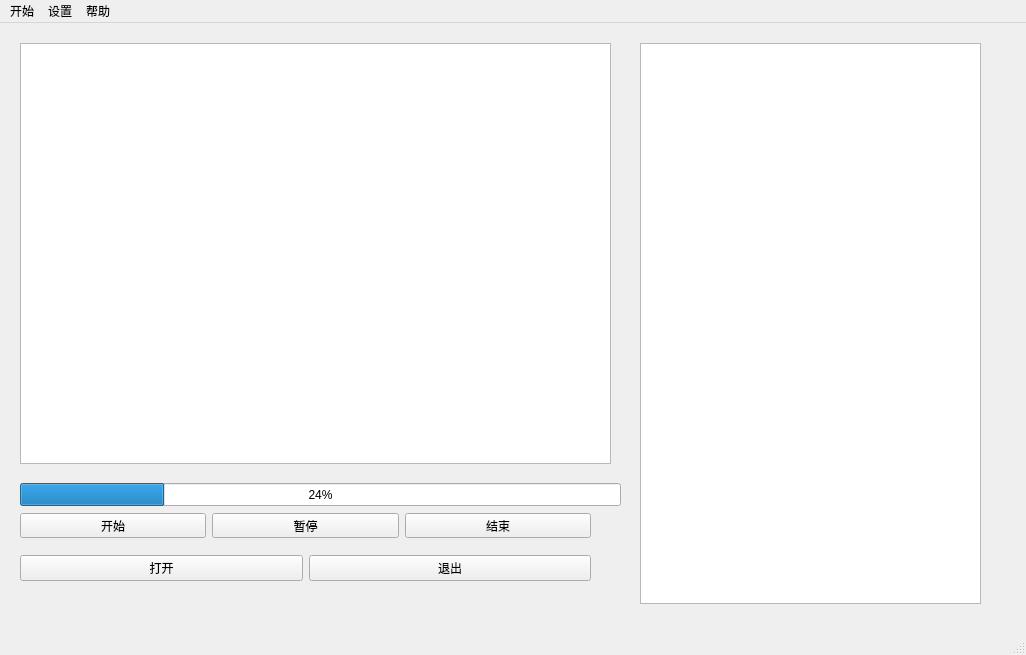
First picture: the form in mywidget/MainWindow.ui, repository zzwang11/bishe, before the edit.
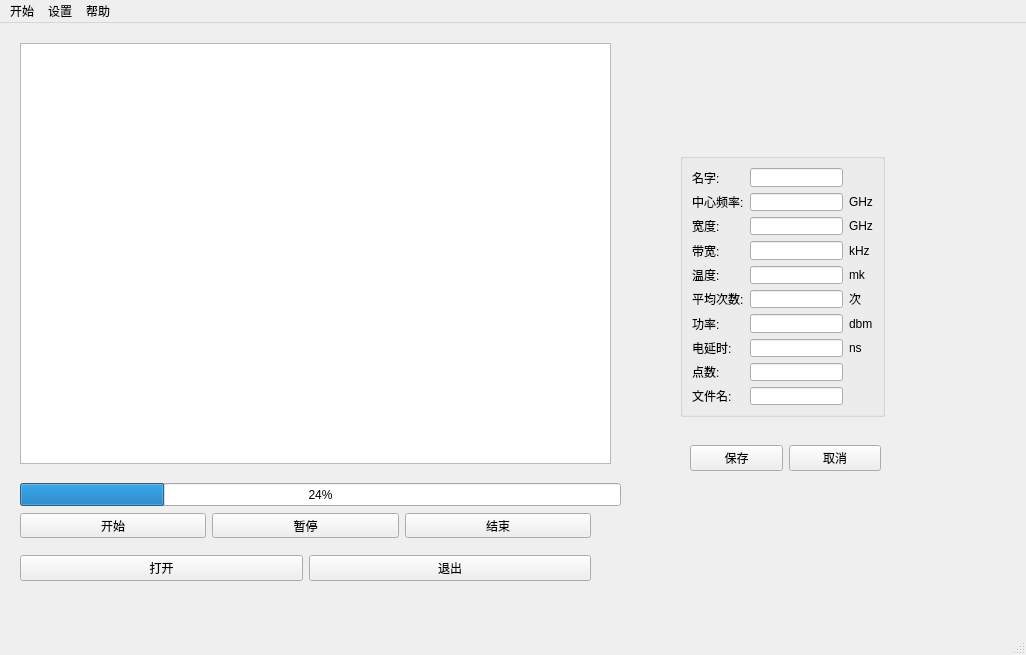
Second picture: the form after the edit.

Diff of the .ui file:
```diff
--- a/mywidget/MainWindow.ui
+++ b/mywidget/MainWindow.ui
@@ -14,16 +14,6 @@
    <string>MainWindow</string>
   </property>
   <widget class="QWidget" name="centralwidget">
-   <widget class="QTextBrowser" name="textBrowser">
-    <property name="geometry">
-     <rect>
-      <x>640</x>
-      <y>20</y>
-      <width>341</width>
-      <height>561</height>
-     </rect>
-    </property>
-   </widget>
    <widget class="QProgressBar" name="progressBar">
     <property name="geometry">
      <rect>
@@ -106,6 +96,193 @@
      </item>
     </layout>
    </widget>
+   <widget class="QGroupBox" name="formGroupBox">
+    <property name="geometry">
+     <rect>
+      <x>680</x>
+      <y>130</y>
+      <width>205</width>
+      <height>264</height>
+     </rect>
+    </property>
+    <layout class="QGridLayout" name="gridLayout">
+     <item row="3" column="1">
+      <widget class="QLineEdit" name="LineEdit_4"/>
+     </item>
+     <item row="2" column="0">
+      <widget class="QLabel" name="Label_3">
+       <property name="text">
+        <string>宽度:</string>
+       </property>
+      </widget>
+     </item>
+     <item row="4" column="0">
+      <widget class="QLabel" name="Label_5">
+       <property name="text">
+        <string>温度:</string>
+       </property>
+      </widget>
+     </item>
+     <item row="0" column="1">
+      <widget class="QLineEdit" name="LineEdit"/>
+     </item>
+     <item row="7" column="0">
+      <widget class="QLabel" name="Label_8">
+       <property name="text">
+        <string>电延时:</string>
+       </property>
+      </widget>
+     </item>
+     <item row="6" column="2">
+      <widget class="QLabel" name="label_6">
+       <property name="text">
+        <string>dbm</string>
+       </property>
+      </widget>
+     </item>
+     <item row="1" column="0">
+      <widget class="QLabel" name="Label_2">
+       <property name="text">
+        <string>中心频率:</string>
+       </property>
+      </widget>
+     </item>
+     <item row="9" column="1">
+      <widget class="QLineEdit" name="LineEdit_10"/>
+     </item>
+     <item row="4" column="1">
+      <widget class="QLineEdit" name="LineEdit_5"/>
+     </item>
+     <item row="7" column="1">
+      <widget class="QLineEdit" name="LineEdit_8"/>
+     </item>
+     <item row="8" column="0">
+      <widget class="QLabel" name="Label_9">
+       <property name="text">
+        <string>点数:</string>
+       </property>
+      </widget>
+     </item>
+     <item row="6" column="1">
+      <widget class="QLineEdit" name="LineEdit_7"/>
+     </item>
+     <item row="9" column="0">
+      <widget class="QLabel" name="Label_10">
+       <property name="text">
+        <string>文件名:</string>
+       </property>
+      </widget>
+     </item>
+     <item row="4" column="2">
+      <widget class="QLabel" name="label_4">
+       <property name="text">
+        <string>mk</string>
+       </property>
+      </widget>
+     </item>
+     <item row="5" column="2">
+      <widget class="QLabel" name="label_5">
+       <property name="text">
+        <string>次</string>
+       </property>
+      </widget>
+     </item>
+     <item row="1" column="2">
+      <widget class="QLabel" name="label_2">
+       <property name="text">
+        <string>GHz</string>
+       </property>
+      </widget>
+     </item>
+     <item row="6" column="0">
+      <widget class="QLabel" name="Label_7">
+       <property name="text">
+        <string>功率:</string>
+       </property>
+      </widget>
+     </item>
+     <item row="1" column="1">
+      <widget class="QLineEdit" name="LineEdit_2"/>
+     </item>
+     <item row="3" column="0">
+      <widget class="QLabel" name="Label_4">
+       <property name="text">
+        <string>带宽:</string>
+       </property>
+      </widget>
+     </item>
+     <item row="3" column="2">
+      <widget class="QLabel" name="label_3">
+       <property name="text">
+        <string>kHz</string>
+       </property>
+      </widget>
+     </item>
+     <item row="8" column="1" alignment="Qt::AlignHCenter">
+      <widget class="QLineEdit" name="LineEdit_9"/>
+     </item>
+     <item row="2" column="1">
+      <widget class="QLineEdit" name="LineEdit_3"/>
+     </item>
+     <item row="5" column="0">
+      <widget class="QLabel" name="Label_6">
+       <property name="text">
+        <string>平均次数:</string>
+       </property>
+      </widget>
+     </item>
+     <item row="2" column="2">
+      <widget class="QLabel" name="label">
+       <property name="text">
+        <string>GHz</string>
+       </property>
+      </widget>
+     </item>
+     <item row="7" column="2">
+      <widget class="QLabel" name="label_7">
+       <property name="text">
+        <string>ns</string>
+       </property>
+      </widget>
+     </item>
+     <item row="5" column="1">
+      <widget class="QLineEdit" name="LineEdit_6"/>
+     </item>
+     <item row="0" column="0">
+      <widget class="QLabel" name="Label">
+       <property name="text">
+        <string>名字:</string>
+       </property>
+      </widget>
+     </item>
+    </layout>
+   </widget>
+   <widget class="QWidget" name="horizontalLayoutWidget_2">
+    <property name="geometry">
+     <rect>
+      <x>690</x>
+      <y>420</y>
+      <width>191</width>
+      <height>31</height>
+     </rect>
+    </property>
+    <layout class="QHBoxLayout" name="horizontalLayout_3">
+     <item>
+      <widget class="QPushButton" name="pushButton_6">
+       <property name="text">
+        <string>保存</string>
+       </property>
+      </widget>
+     </item>
+     <item>
+      <widget class="QPushButton" name="pushButton_7">
+       <property name="text">
+        <string>取消</string>
+       </property>
+      </widget>
+     </item>
+    </layout>
+   </widget>
   </widget>
   <widget class="QMenuBar" name="menubar">
    <property name="geometry">
```
